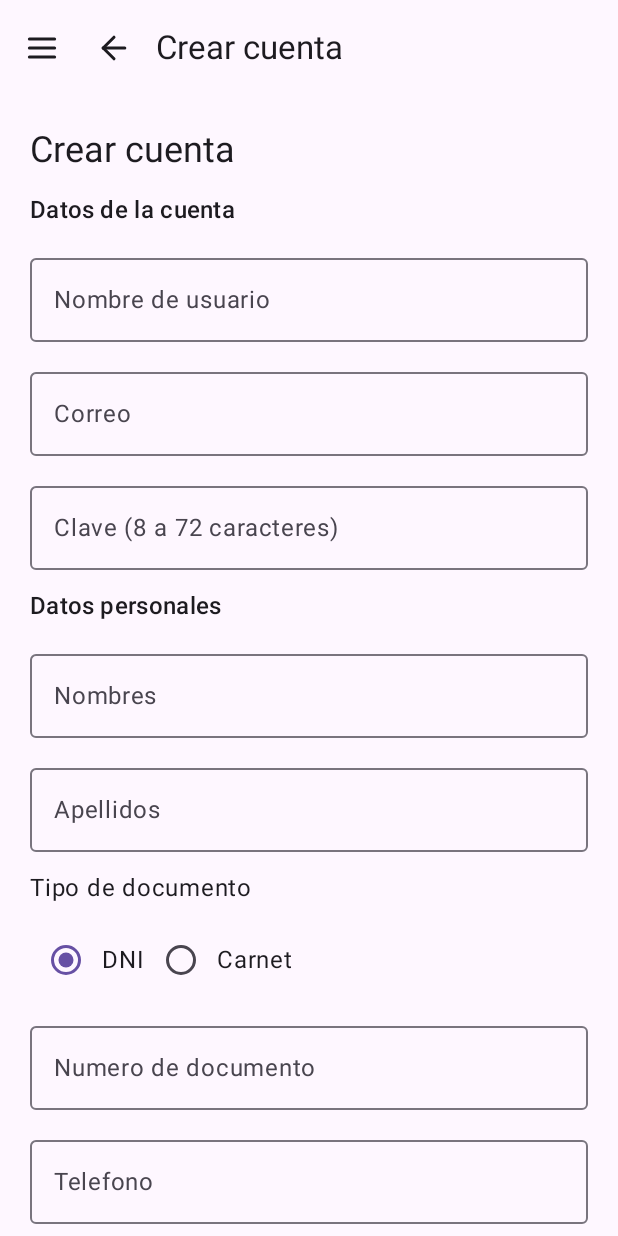
After one commit to CaDaGC/Sol-de-Shiran-Movil, an Android app built with Jetpack Compose: the RegistroScreen screen opened through its navigation route, on a phone screen of 412 x 824 dp. The commit adds this screen. Run offline under Robolectric (Android 15) with nearby library versions, the phone set to English and light mode, and no system bars; pictures from the network do not load.

Commit message:
Crear cuenta desde el login

```diff
--- a/shared/src/commonMain/kotlin/pe/edu/upeu/solshiran/App.kt
+++ b/shared/src/commonMain/kotlin/pe/edu/upeu/solshiran/App.kt
@@ -44,11 +44,13 @@ import pe.edu.upeu.solshiran.navigation.DetalleCabana
 import pe.edu.upeu.solshiran.navigation.MisReservas
 import pe.edu.upeu.solshiran.presentation.historial.MisReservasScreen
 import pe.edu.upeu.solshiran.navigation.Login
+import pe.edu.upeu.solshiran.navigation.Registro
 import pe.edu.upeu.solshiran.navigation.PanelReservas
 import pe.edu.upeu.solshiran.navigation.GestionCabanas
 import pe.edu.upeu.solshiran.navigation.ReservarCabana
 import pe.edu.upeu.solshiran.presentation.auth.LoginScreen
 import pe.edu.upeu.solshiran.presentation.auth.LoginViewModel
+import pe.edu.upeu.solshiran.presentation.auth.RegistroScreen
 import pe.edu.upeu.solshiran.presentation.catalogo.CatalogoScreen
 import pe.edu.upeu.solshiran.presentation.components.IconoMenu
 import pe.edu.upeu.solshiran.presentation.components.IconoVolver
@@ -141,6 +143,7 @@ private fun NavegacionPrincipal(
         esPanel -> "Panel de reservas"
         esGestionCabanas -> "Gestión de cabañas"
         destino?.hasRoute<MisReservas>() == true -> "Mis reservas"
+        destino?.hasRoute<Registro>() == true -> "Crear cuenta"
         else -> "Iniciar sesión"
     }
 
@@ -338,8 +341,15 @@ private fun NavegacionPrincipal(
                         viewModel = loginViewModel,
                         onVolverCatalogo = {
                             volverAlCatalogo()
+                        },
+                        onRegistrarse = {
+                            navController.navigate(Registro) { launchSingleTop = true }
                         }
                     )
+                }
+
+                composable<Registro> {
+                    RegistroScreen(onIniciarSesion = { navController.popBackStack() })
                 }
 
                 composable<PanelReservas> {
--- a/shared/src/commonMain/kotlin/pe/edu/upeu/solshiran/di/AppModule.kt
+++ b/shared/src/commonMain/kotlin/pe/edu/upeu/solshiran/di/AppModule.kt
@@ -43,12 +43,15 @@ import pe.edu.upeu.solshiran.presentation.panel.DetalleReservaPanelViewModel
 import pe.edu.upeu.solshiran.presentation.gestion.GestionCabanasViewModel
 import pe.edu.upeu.solshiran.presentation.reserva.ReservaViewModel
 import pe.edu.upeu.solshiran.data.remote.MisReservasApiService
+import pe.edu.upeu.solshiran.data.remote.RegistroApiService
 import pe.edu.upeu.solshiran.data.repository.MisReservasRepositoryImpl
 import pe.edu.upeu.solshiran.domain.repository.MisReservasRepository
 import pe.edu.upeu.solshiran.domain.usecase.ConsultarMisReservasUseCase
 import pe.edu.upeu.solshiran.presentation.historial.MisReservasViewModel
+import pe.edu.upeu.solshiran.presentation.auth.RegistroViewModel
 
 val dataModule = module {
+    single { RegistroApiService(client = get(), configuracion = get()) }
     single { MisReservasApiService(client = get(), configuracion = get()) }
     single<MisReservasRepository> {
         MisReservasRepositoryImpl(api = get(), auth = get())
@@ -129,6 +132,7 @@ val domainModule = module {
 }
 
 val presentationModule = module {
+    viewModel { RegistroViewModel(api = get()) }
     viewModel { MisReservasViewModel(consultar = get()) }
     viewModel { GestionCabanasViewModel(repository = get()) }
     viewModel { PanelReservasViewModel(consultar = get(), listarCabanas = get()) }
--- a/shared/src/commonMain/kotlin/pe/edu/upeu/solshiran/navigation/Rutas.kt
+++ b/shared/src/commonMain/kotlin/pe/edu/upeu/solshiran/navigation/Rutas.kt
@@ -7,6 +7,9 @@ data object Catalogo
 
 @Serializable
 data object Login
+
+@Serializable
+data object Registro
 
 @Serializable
 data object MisReservas
--- /dev/null
+++ b/shared/src/commonMain/kotlin/pe/edu/upeu/solshiran/presentation/auth/RegistroScreen.kt
@@ -0,0 +1,140 @@
+package pe.edu.upeu.solshiran.presentation.auth
+
+import androidx.compose.foundation.layout.Arrangement
+import androidx.compose.foundation.layout.Column
+import androidx.compose.foundation.layout.Row
+import androidx.compose.foundation.layout.fillMaxSize
+import androidx.compose.foundation.layout.fillMaxWidth
+import androidx.compose.foundation.layout.imePadding
+import androidx.compose.foundation.layout.padding
+import androidx.compose.foundation.rememberScrollState
+import androidx.compose.foundation.verticalScroll
+import androidx.compose.foundation.text.KeyboardOptions
+import androidx.compose.material3.Button
+import androidx.compose.material3.OutlinedTextField
+import androidx.compose.material3.RadioButton
+import androidx.compose.material3.Text
+import androidx.compose.material3.TextButton
+import androidx.compose.material3.MaterialTheme
+import androidx.compose.runtime.Composable
+import androidx.compose.runtime.LaunchedEffect
+import androidx.compose.runtime.getValue
+import androidx.compose.runtime.mutableStateOf
+import androidx.compose.runtime.remember
+import androidx.compose.runtime.setValue
+import androidx.compose.ui.Alignment
+import androidx.compose.ui.Modifier
+import androidx.compose.ui.text.input.KeyboardType
+import androidx.compose.ui.text.input.PasswordVisualTransformation
+import androidx.compose.ui.unit.dp
+import androidx.lifecycle.compose.collectAsStateWithLifecycle
+import org.koin.compose.viewmodel.koinViewModel
+import pe.edu.upeu.solshiran.data.remote.dto.PersonaRegistroDto
+import pe.edu.upeu.solshiran.data.remote.dto.RegistroClienteDto
+
+@Composable
+fun RegistroScreen(onIniciarSesion: () -> Unit) {
+    val viewModel = koinViewModel<RegistroViewModel>()
+    val estado by viewModel.estado.collectAsStateWithLifecycle()
+    var datos by remember {
+        mutableStateOf(
+            RegistroClienteDto("", "", "", PersonaRegistroDto("", "", "DNI", "", "", ""))
+        )
+    }
+
+    LaunchedEffect(estado.completado) {
+        if (estado.completado) datos = datos.copy(password = "")
+    }
+
+    Column(
+        modifier = Modifier.fillMaxSize().imePadding().verticalScroll(rememberScrollState()).padding(20.dp),
+        verticalArrangement = Arrangement.spacedBy(12.dp)
+    ) {
+        Text("Crear cuenta", style = MaterialTheme.typography.headlineSmall)
+        if (estado.completado) {
+            Text("Tu cuenta se creo. Ya puedes iniciar sesion.")
+            Button(onClick = onIniciarSesion) { Text("Iniciar sesion") }
+        } else {
+            Text("Datos de la cuenta", style = MaterialTheme.typography.titleMedium)
+            OutlinedTextField(
+                value = datos.nombreUsuario,
+                onValueChange = { datos = datos.copy(nombreUsuario = it.take(80)) },
+                label = { Text("Nombre de usuario") },
+                enabled = !estado.cargando, singleLine = true, modifier = Modifier.fillMaxWidth()
+            )
+            OutlinedTextField(
+                value = datos.email,
+                onValueChange = { datos = datos.copy(email = it.take(150)) },
+                label = { Text("Correo") },
+                keyboardOptions = KeyboardOptions(keyboardType = KeyboardType.Email),
+                enabled = !estado.cargando, singleLine = true, modifier = Modifier.fillMaxWidth()
+            )
+            OutlinedTextField(
+                value = datos.password,
+                onValueChange = { datos = datos.copy(password = it.take(72)) },
+                label = { Text("Clave (8 a 72 caracteres)") },
+                visualTransformation = PasswordVisualTransformation(),
+                keyboardOptions = KeyboardOptions(keyboardType = KeyboardType.Password),
+                enabled = !estado.cargando, singleLine = true, modifier = Modifier.fillMaxWidth()
+            )
+
+            Text("Datos personales", style = MaterialTheme.typography.titleMedium)
+            OutlinedTextField(
+                value = datos.persona.nombres,
+                onValueChange = { datos = datos.copy(persona = datos.persona.copy(nombres = it.take(100))) },
+                label = { Text("Nombres") },
+                enabled = !estado.cargando, singleLine = true, modifier = Modifier.fillMaxWidth()
+            )
+            OutlinedTextField(
+                value = datos.persona.apellidos,
+                onValueChange = { datos = datos.copy(persona = datos.persona.copy(apellidos = it.take(100))) },
+                label = { Text("Apellidos") },
+                enabled = !estado.cargando, singleLine = true, modifier = Modifier.fillMaxWidth()
+            )
+            Text("Tipo de documento")
+            Row(verticalAlignment = Alignment.CenterVertically) {
+                RadioButton(
+                    selected = datos.persona.tipoDocumento == "DNI",
+                    onClick = { datos = datos.copy(persona = datos.persona.copy(tipoDocumento = "DNI")) },
+                    enabled = !estado.cargando
+                )
+                Text("DNI")
+                RadioButton(
+                    selected = datos.persona.tipoDocumento == "CARNET_EXTRANJERIA",
+                    onClick = { datos = datos.copy(persona = datos.persona.copy(tipoDocumento = "CARNET_EXTRANJERIA")) },
+                    enabled = !estado.cargando
+                )
+                Text("Carnet")
+            }
+            OutlinedTextField(
+                value = datos.persona.numeroDocumento,
+                onValueChange = { datos = datos.copy(persona = datos.persona.copy(numeroDocumento = it.take(20))) },
+                label = { Text("Numero de documento") },
+                enabled = !estado.cargando, singleLine = true, modifier = Modifier.fillMaxWidth()
+            )
+            OutlinedTextField(
+                value = datos.persona.telefono,
+                onValueChange = { datos = datos.copy(persona = datos.persona.copy(telefono = it.take(20))) },
+                label = { Text("Telefono") },
+                keyboardOptions = KeyboardOptions(keyboardType = KeyboardType.Phone),
+                enabled = !estado.cargando, singleLine = true, modifier = Modifier.fillMaxWidth()
+            )
+            OutlinedTextField(
+                value = datos.persona.direccion,
+                onValueChange = { datos = datos.copy(persona = datos.persona.copy(direccion = it.take(255))) },
+                label = { Text("Direccion") },
+                enabled = !estado.cargando, modifier = Modifier.fillMaxWidth()
+            )
+
+            estado.error?.let { Text(it, color = MaterialTheme.colorScheme.error) }
+            Button(
+                onClick = { viewModel.registrar(datos) },
+                enabled = !estado.cargando,
+                modifier = Modifier.fillMaxWidth()
+            ) { Text(if (estado.cargando) "Creando cuenta..." else "Crear cuenta") }
+            TextButton(onClick = onIniciarSesion, enabled = !estado.cargando) {
+                Text("Ya tengo una cuenta")
+            }
+        }
+    }
+}
```
Also changed, not shown: shared/src/commonMain/kotlin/pe/edu/upeu/solshiran/presentation/auth/LoginScreen.kt (+6 -1 lines), shared/src/commonMain/kotlin/pe/edu/upeu/solshiran/presentation/auth/RegistroViewModel.kt (added, +73 -0 lines).
